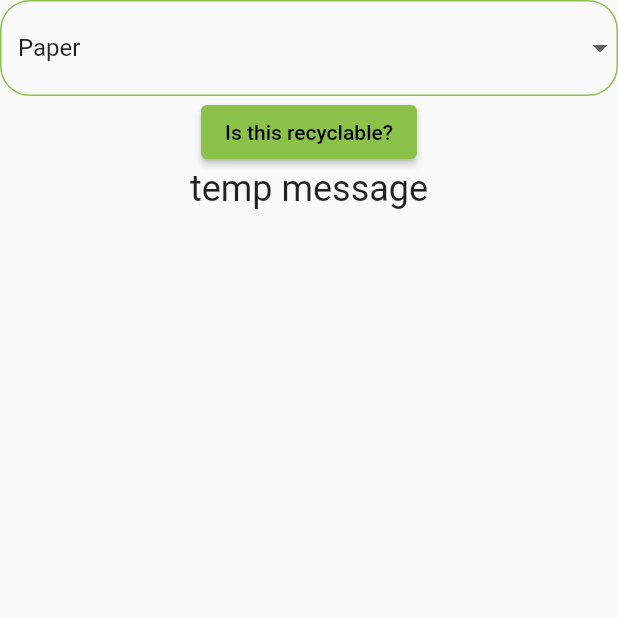
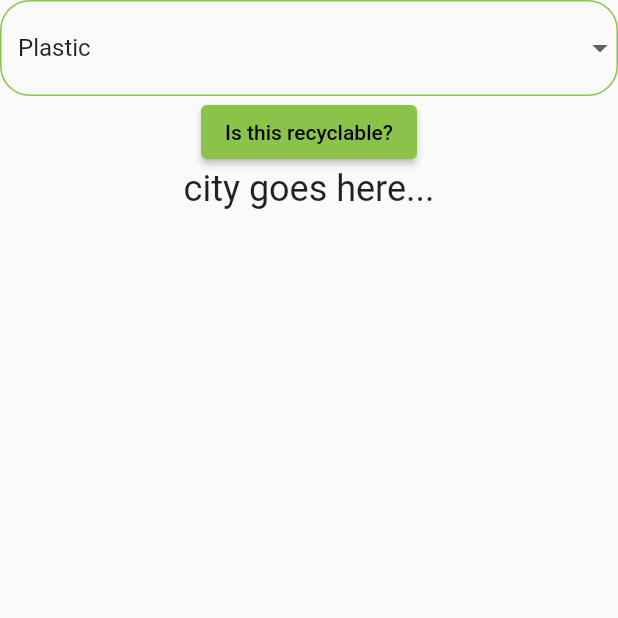
Before and after one commit to lauren-oconnor/oconnor_capstone_frontend, a Flutter app: the LocationFeedbackPage screen opened directly, on a phone screen of 412 x 824 dp, the top half of it. Run offline on Flutter 3.47's test engine with Material 2 defaults, Android fonts, the light colour scheme and no system bars.

Commit message:
got the Form communicating with the database, still need to get the form submitting at the end, not on change...

```diff
--- a/lib/main.dart
+++ b/lib/main.dart
@@ -45,7 +45,7 @@ class MyApp extends StatelessWidget {
       routes: {
         "/home": (context) => const HomePage(),
         "/location": (context) => const LocationPage(),
-        "/locationFeedback": (context) => const LocationFeedbackPage()
+        //"/locationFeedback": (context) => const LocationFeedbackPage(),
         //"/recyclable": (context) => const Recyclable(),
       }
       //home: const HomePage(),
@@ -55,7 +55,8 @@ class MyApp extends StatelessWidget {
 
 
 class LocationFeedbackPage extends StatefulWidget{
-  const LocationFeedbackPage({super.key});
+  const LocationFeedbackPage({super.key});//, required this.city});
+  //final String city;
 
   @override
   LocationFeedbackPageState createState() => LocationFeedbackPageState();
@@ -75,6 +76,31 @@ class HomePage extends StatefulWidget {
 
   @override
   HomePageState createState() => HomePageState();
+}
+
+
+class LocationFeedbackScreen extends StatelessWidget {
+  const LocationFeedbackScreen({super.key, required this.city});
+  final String city;
+
+  @override
+  Widget build(BuildContext context) {
+    return Scaffold(
+      appBar: AppBar(
+        title: Text(city),
+      ),
+      body: SizedBox(
+        width: double.infinity,
+        child: Column(
+          crossAxisAlignment: CrossAxisAlignment.center,
+          children: [
+            //Text(city),
+            RecyclableForm(city: city)
+          ],
+        ),
+      ),
+    );
+  }
 }
 
 
@@ -139,9 +165,14 @@ class LocationPageState extends State<LocationPage> {
             ElevatedButton(
                 onPressed: _cityFound
                     ? () {
-                      Future.delayed(const Duration(milliseconds: 1000), () {
-                      var res = Navigator.of(context).pushNamed('/locationFeedback');
-                      });}
+                  Navigator.push(context, MaterialPageRoute(
+                      builder: (context) => LocationFeedbackScreen(city: city)));
+                  //Navigator.pushNamed(context, '/locationFeedback', arguments: city);
+                      /*Future.delayed(const Duration(milliseconds: 1000), () {
+                      var res = Navigator.of(context).pushNamed('/locationFeedback', arguments: city);
+                      //var res = Navigator.of(context).push(MaterialPageRoute(builder: (context) => City(data: city)));
+                      });*/
+                }
                     : null,
                 child: const Text('onward -->'),
             )
@@ -167,42 +198,6 @@ class LocationPageState extends State<LocationPage> {
   }
 }
 
-
-class LocationFeedbackPageState extends State<LocationFeedbackPage> {
-  String message = "temp message";
-  funkyTown(context) {
-    message = 'funky town';
-    print('funky town!!');
-    return message;
-  }
-  String greetings = "";
-  String city = "denver";
-  String finalResponse = "feedback...";
-
-
-  final formKey = GlobalKey<FormState>();
-  //get recyclableForm => null;
-
-  // take an action upon page load:
-  @override
-  Widget build(BuildContext context) {
-    WidgetsBinding.instance.addPostFrameCallback((_) => message = funkyTown(context));
-
-    return Scaffold(
-      body: SizedBox(
-        width: double.infinity,
-
-        child: Column(
-          crossAxisAlignment: CrossAxisAlignment.center,
-          children: [
-            RecyclableForm(),
-            Text(message, style: const TextStyle(fontSize: 24)),
-          ],
-        ),
-      ),
-    );
-  }
-}
 
 class HomePageState extends State<HomePage> {
   String greetings = "";
@@ -279,7 +274,7 @@ class HomePageState extends State<HomePage> {
               child: const Text('GET'),
             ),
             Text(finalResponse, style: const TextStyle(fontSize: 24)),
-            RecyclableForm(),
+            RecyclableForm(city: city),
           ],
         ),
       ),
@@ -517,3 +512,40 @@ class MainScreenState extends State<MainScreen> {
   }
 
 */
+
+
+class LocationFeedbackPageState extends State<LocationFeedbackPage> {
+  String city = "city goes here...";
+  /*
+  getData(context) async {
+    var res = await Navigator.of(context).pushNamed('/location');
+
+    if (res != null) {
+      message = res as String;
+      print(message);
+    }
+    return message;
+  }
+*/
+  final formKey = GlobalKey<FormState>();
+  //get recyclableForm => null;
+
+  @override
+  Widget build(BuildContext context) {
+    //WidgetsBinding.instance.addPostFrameCallback((_) => message = getData(context));
+
+    return Scaffold(
+      body: SizedBox(
+        width: double.infinity,
+
+        child: Column(
+          crossAxisAlignment: CrossAxisAlignment.center,
+          children: [
+            RecyclableForm(city: city),
+            Text(city, style: const TextStyle(fontSize: 24)),
+          ],
+        ),
+      ),
+    );
+  }
+}
--- a/lib/widgets/recyclable.dart
+++ b/lib/widgets/recyclable.dart
@@ -4,7 +4,8 @@ import 'dart:convert';
 
 
 class RecyclableForm extends StatefulWidget {
-  const RecyclableForm({super.key});
+  const RecyclableForm({super.key, required this.city});
+  final String city;
 
   @override
   RecyclableFormState createState() {
@@ -13,8 +14,10 @@ class RecyclableForm extends StatefulWidget {
 }
 
 class RecyclableFormState extends State<RecyclableForm> {
+  int num = 2;
+  String shape = 'wide mouth bottle';
   final formKey = GlobalKey<FormState>();
-  String selectedValue = "paper";
+  String selectedValue = "plastic";
 
   List<String> menuItems2 = ["paper", "glass", "plastic", "metal", "styrofoam"];
 
@@ -63,7 +66,7 @@ class RecyclableFormState extends State<RecyclableForm> {
               const url = 'http://127.0.0.1:5000/locationFeedback';
               final response = await http.post(
                 Uri.parse(url),
-                body: json.encode({'selectedMaterial': selectedValue})
+                body: json.encode({'selectedMaterial': selectedValue, 'shape': shape, 'num': num, 'city': widget.city})
               );
               setState(() {
                 selectedValue = newValue!;
```
